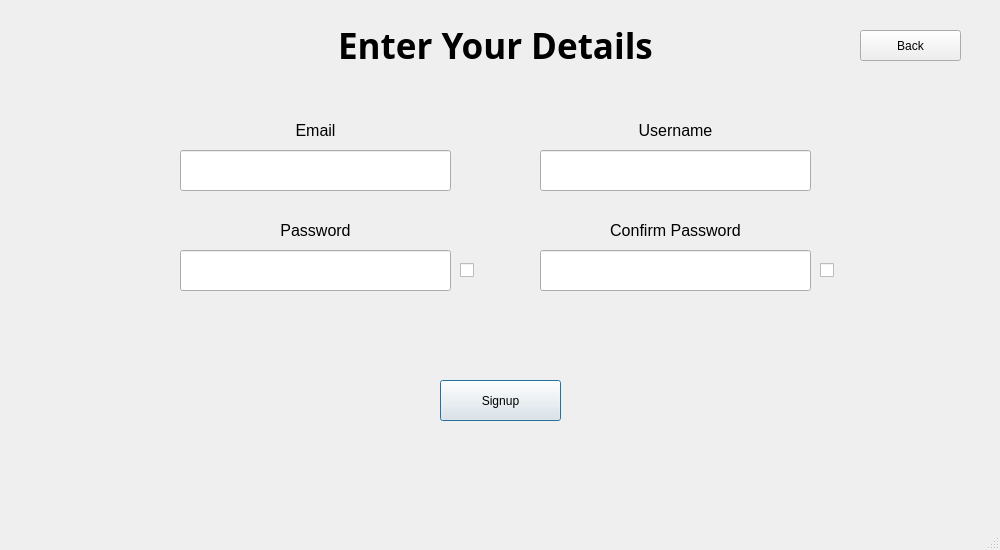
Qt form Main/client/gui/ui/signup.ui (SuperName3102/Final-Project) before a commit.
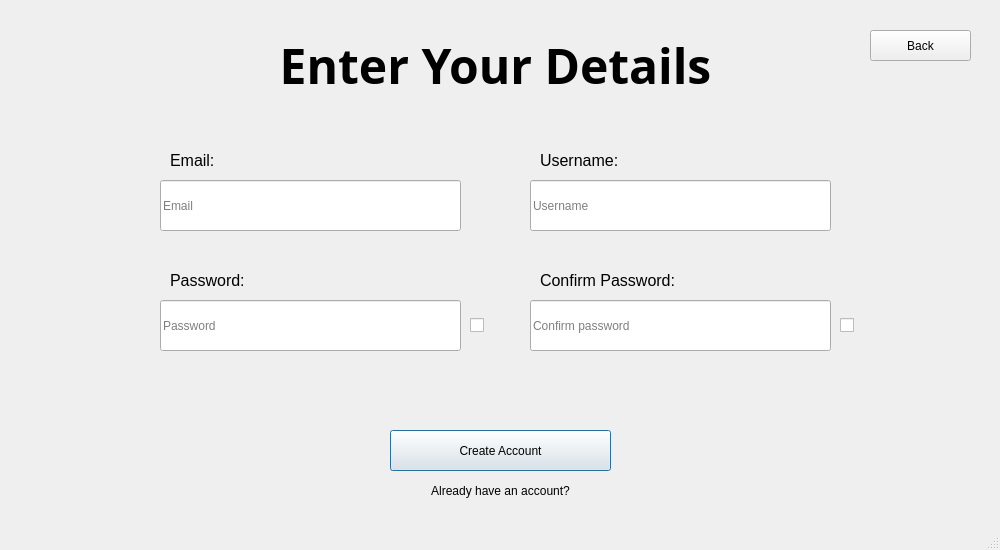
The same form after that commit.

Commit message: added lots of functionality, user icons, delete, rename, download, and more

The edit to the form file:
```diff
--- a/Main/client/gui/ui/signup.ui
+++ b/Main/client/gui/ui/signup.ui
@@ -17,16 +17,16 @@
    <widget class="QLabel" name="main_text">
     <property name="geometry">
      <rect>
-      <x>280</x>
-      <y>20</y>
-      <width>431</width>
+      <x>70</x>
+      <y>40</y>
+      <width>851</width>
       <height>51</height>
      </rect>
     </property>
     <property name="font">
      <font>
       <family>Trebuchet MS</family>
-      <pointsize>26</pointsize>
+      <pointsize>36</pointsize>
       <bold>true</bold>
      </font>
     </property>
@@ -62,9 +62,9 @@
    <widget class="QPushButton" name="signup_button">
     <property name="geometry">
      <rect>
-      <x>440</x>
-      <y>380</y>
-      <width>121</width>
+      <x>390</x>
+      <y>430</y>
+      <width>221</width>
       <height>41</height>
      </rect>
     </property>
@@ -72,7 +72,7 @@
      <string notr="true"/>
     </property>
     <property name="text">
-     <string>Signup</string>
+     <string>Create Account</string>
     </property>
     <property name="iconSize">
      <size>
@@ -87,39 +87,39 @@
    <widget class="QLabel" name="passwor_label">
     <property name="geometry">
      <rect>
-      <x>270</x>
-      <y>220</y>
-      <width>91</width>
+      <x>170</x>
+      <y>270</y>
+      <width>191</width>
       <height>21</height>
      </rect>
     </property>
     <property name="text">
-     <string>&lt;html&gt;&lt;head/&gt;&lt;body&gt;&lt;p&gt;&lt;span style=&quot; font-size:12pt;&quot;&gt;Password&lt;/span&gt;&lt;/p&gt;&lt;/body&gt;&lt;/html&gt;</string>
+     <string>&lt;html&gt;&lt;head/&gt;&lt;body&gt;&lt;p&gt;&lt;span style=&quot; font-size:12pt;&quot;&gt;Password:&lt;/span&gt;&lt;/p&gt;&lt;/body&gt;&lt;/html&gt;</string>
     </property>
     <property name="alignment">
-     <set>Qt::AlignmentFlag::AlignCenter</set>
+     <set>Qt::AlignmentFlag::AlignLeading|Qt::AlignmentFlag::AlignLeft|Qt::AlignmentFlag::AlignVCenter</set>
     </property>
    </widget>
    <widget class="QLabel" name="email_label">
     <property name="geometry">
      <rect>
-      <x>250</x>
-      <y>120</y>
-      <width>131</width>
+      <x>170</x>
+      <y>150</y>
+      <width>211</width>
       <height>21</height>
      </rect>
     </property>
     <property name="text">
-     <string>&lt;html&gt;&lt;head/&gt;&lt;body&gt;&lt;p&gt;&lt;span style=&quot; font-size:12pt;&quot;&gt;Email&lt;/span&gt;&lt;/p&gt;&lt;/body&gt;&lt;/html&gt;</string>
+     <string>&lt;html&gt;&lt;head/&gt;&lt;body&gt;&lt;p&gt;&lt;span style=&quot; font-size:12pt;&quot;&gt;Email:&lt;/span&gt;&lt;/p&gt;&lt;/body&gt;&lt;/html&gt;</string>
     </property>
     <property name="alignment">
-     <set>Qt::AlignmentFlag::AlignCenter</set>
+     <set>Qt::AlignmentFlag::AlignLeading|Qt::AlignmentFlag::AlignLeft|Qt::AlignmentFlag::AlignVCenter</set>
     </property>
    </widget>
    <widget class="QPushButton" name="back_button">
     <property name="geometry">
      <rect>
-      <x>860</x>
+      <x>870</x>
       <y>30</y>
       <width>101</width>
       <height>31</height>
@@ -141,94 +141,106 @@
    <widget class="QLabel" name="username_label">
     <property name="geometry">
      <rect>
-      <x>610</x>
-      <y>120</y>
-      <width>131</width>
+      <x>540</x>
+      <y>150</y>
+      <width>201</width>
       <height>21</height>
      </rect>
     </property>
     <property name="text">
-     <string>&lt;html&gt;&lt;head/&gt;&lt;body&gt;&lt;p&gt;&lt;span style=&quot; font-size:12pt;&quot;&gt;Username&lt;/span&gt;&lt;/p&gt;&lt;/body&gt;&lt;/html&gt;</string>
+     <string>&lt;html&gt;&lt;head/&gt;&lt;body&gt;&lt;p&gt;&lt;span style=&quot; font-size:12pt;&quot;&gt;Username:&lt;/span&gt;&lt;/p&gt;&lt;/body&gt;&lt;/html&gt;</string>
     </property>
     <property name="alignment">
-     <set>Qt::AlignmentFlag::AlignCenter</set>
+     <set>Qt::AlignmentFlag::AlignLeading|Qt::AlignmentFlag::AlignLeft|Qt::AlignmentFlag::AlignVCenter</set>
     </property>
    </widget>
    <widget class="QLabel" name="confirm_password_label">
     <property name="geometry">
      <rect>
-      <x>600</x>
-      <y>220</y>
-      <width>151</width>
+      <x>540</x>
+      <y>270</y>
+      <width>211</width>
       <height>21</height>
      </rect>
     </property>
     <property name="text">
-     <string>&lt;html&gt;&lt;head/&gt;&lt;body&gt;&lt;p&gt;&lt;span style=&quot; font-size:12pt;&quot;&gt;Confirm Password&lt;/span&gt;&lt;/p&gt;&lt;/body&gt;&lt;/html&gt;</string>
+     <string>&lt;html&gt;&lt;head/&gt;&lt;body&gt;&lt;p&gt;&lt;span style=&quot; font-size:12pt;&quot;&gt;Confirm Password:&lt;/span&gt;&lt;/p&gt;&lt;/body&gt;&lt;/html&gt;</string>
     </property>
     <property name="alignment">
-     <set>Qt::AlignmentFlag::AlignCenter</set>
+     <set>Qt::AlignmentFlag::AlignLeading|Qt::AlignmentFlag::AlignLeft|Qt::AlignmentFlag::AlignVCenter</set>
     </property>
    </widget>
    <widget class="QLineEdit" name="email">
     <property name="geometry">
      <rect>
-      <x>180</x>
-      <y>150</y>
-      <width>271</width>
-      <height>41</height>
+      <x>160</x>
+      <y>180</y>
+      <width>301</width>
+      <height>51</height>
      </rect>
     </property>
     <property name="alignment">
-     <set>Qt::AlignmentFlag::AlignCenter</set>
+     <set>Qt::AlignmentFlag::AlignLeading|Qt::AlignmentFlag::AlignLeft|Qt::AlignmentFlag::AlignVCenter</set>
+    </property>
+    <property name="placeholderText">
+     <string>Email</string>
     </property>
    </widget>
    <widget class="QLineEdit" name="password">
     <property name="geometry">
      <rect>
-      <x>180</x>
-      <y>250</y>
-      <width>271</width>
-      <height>41</height>
+      <x>160</x>
+      <y>300</y>
+      <width>301</width>
+      <height>51</height>
      </rect>
     </property>
     <property name="alignment">
-     <set>Qt::AlignmentFlag::AlignCenter</set>
+     <set>Qt::AlignmentFlag::AlignLeading|Qt::AlignmentFlag::AlignLeft|Qt::AlignmentFlag::AlignVCenter</set>
+    </property>
+    <property name="placeholderText">
+     <string>Password</string>
     </property>
    </widget>
    <widget class="QLineEdit" name="confirm_password">
     <property name="geometry">
      <rect>
-      <x>540</x>
-      <y>250</y>
-      <width>271</width>
-      <height>41</height>
+      <x>530</x>
+      <y>300</y>
+      <width>301</width>
+      <height>51</height>
      </rect>
     </property>
     <property name="alignment">
-     <set>Qt::AlignmentFlag::AlignCenter</set>
+     <set>Qt::AlignmentFlag::AlignLeading|Qt::AlignmentFlag::AlignLeft|Qt::AlignmentFlag::AlignVCenter</set>
+    </property>
+    <property name="placeholderText">
+     <string>Confirm password</string>
     </property>
    </widget>
    <widget class="QLineEdit" name="username">
     <property name="geometry">
      <rect>
-      <x>540</x>
-      <y>150</y>
-      <width>271</width>
-      <height>41</height>
+      <x>530</x>
+      <y>180</y>
+      <width>301</width>
+      <height>51</height>
      </rect>
     </property>
     <property name="alignment">
-     <set>Qt::AlignmentFlag::AlignCenter</set>
+     <set>Qt::AlignmentFlag::AlignLeading|Qt::AlignmentFlag::AlignLeft|Qt::AlignmentFlag::AlignVCenter</set>
+    </property>
+    <property name="placeholderText">
+     <string>Username</string>
     </property>
    </widget>
    <widget class="QCheckBox" name="password_toggle">
     <property name="geometry">
      <rect>
-      <x>460</x>
-      <y>260</y>
-      <width>31</width>
-      <height>21</height>
+      <x>470</x>
+      <y>310</y>
+      <width>21</width>
+      <height>31</height>
      </rect>
     </property>
     <property name="text">
@@ -238,10 +250,10 @@
    <widget class="QCheckBox" name="confirm_password_toggle">
     <property name="geometry">
      <rect>
-      <x>820</x>
-      <y>260</y>
-      <width>31</width>
-      <height>21</height>
+      <x>840</x>
+      <y>310</y>
+      <width>21</width>
+      <height>31</height>
      </rect>
     </property>
     <property name="text">
@@ -252,9 +264,9 @@
     <property name="geometry">
      <rect>
       <x>0</x>
-      <y>310</y>
+      <y>380</y>
       <width>1001</width>
-      <height>51</height>
+      <height>41</height>
      </rect>
     </property>
     <property name="text">
@@ -264,6 +276,37 @@
      <set>Qt::AlignmentFlag::AlignCenter</set>
     </property>
    </widget>
+   <widget class="QPushButton" name="login_button">
+    <property name="geometry">
+     <rect>
+      <x>400</x>
+      <y>480</y>
+      <width>201</width>
+      <height>21</height>
+     </rect>
+    </property>
+    <property name="styleSheet">
+     <string notr="true"/>
+    </property>
+    <property name="text">
+     <string>Already have an account?</string>
+    </property>
+    <property name="iconSize">
+     <size>
+      <width>20</width>
+      <height>20</height>
+     </size>
+    </property>
+    <property name="autoDefault">
+     <bool>false</bool>
+    </property>
+    <property name="default">
+     <bool>false</bool>
+    </property>
+    <property name="flat">
+     <bool>true</bool>
+    </property>
+   </widget>
   </widget>
   <widget class="QStatusBar" name="statusbar"/>
  </widget>
```
Left out of the diff: 2 changed lines with no effect on the pictures. The commit also changes 29 other files.
